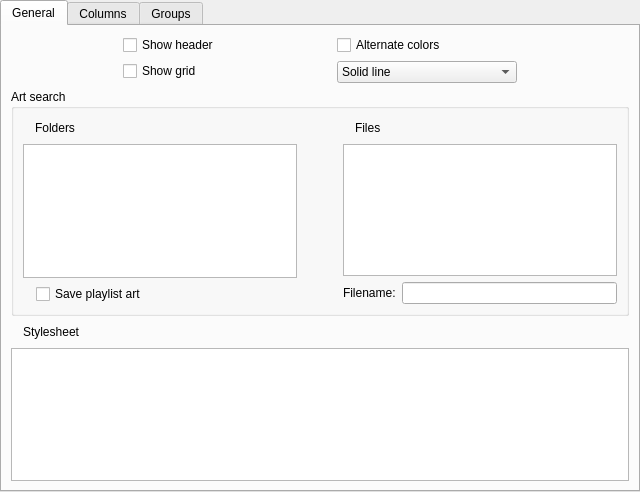
Above: SimplePlaylist/simpleplaylistprefswidget.ui from KirillDubinkin/Errorise before the change. Below: the same form after it.
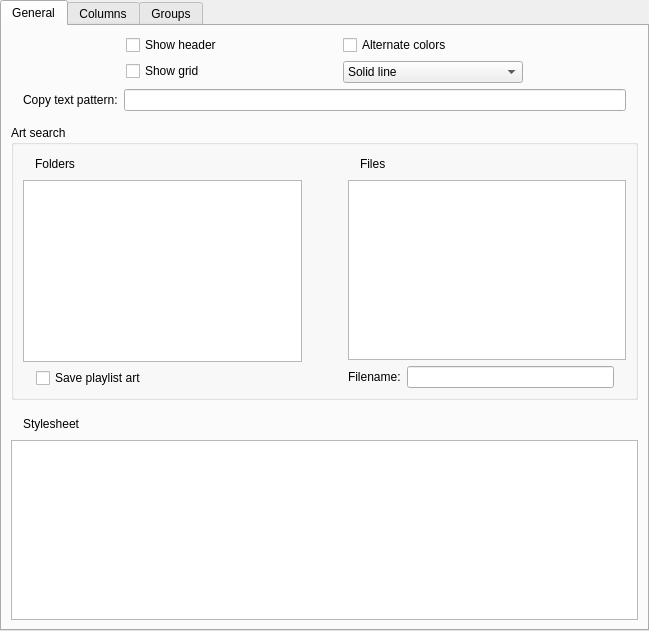
That is the form after the change. The open tabs and pages were chosen to show the change.

Commit message: copy_preset setting added to SimplePlaylistPrefsWidget

The edit to the form file:
```diff
--- a/SimplePlaylist/simpleplaylistprefswidget.ui
+++ b/SimplePlaylist/simpleplaylistprefswidget.ui
@@ -6,8 +6,8 @@
    <rect>
     <x>0</x>
     <y>0</y>
-    <width>640</width>
-    <height>492</height>
+    <width>649</width>
+    <height>631</height>
    </rect>
   </property>
   <property name="windowTitle">
@@ -128,7 +128,53 @@
       </item>
      </layout>
     </item>
-    <item row="1" column="0">
+    <item row="1" column="0" colspan="2">
+     <layout class="QHBoxLayout" name="horizontalLayout_13">
+      <item>
+       <spacer name="horizontalSpacer_19">
+        <property name="orientation">
+         <enum>Qt::Horizontal</enum>
+        </property>
+        <property name="sizeType">
+         <enum>QSizePolicy::Maximum</enum>
+        </property>
+        <property name="sizeHint" stdset="0">
+         <size>
+          <width>12</width>
+          <height>20</height>
+         </size>
+        </property>
+       </spacer>
+      </item>
+      <item>
+       <widget class="QLabel" name="lblCopyPattern">
+        <property name="text">
+         <string>Copy text pattern:</string>
+        </property>
+       </widget>
+      </item>
+      <item>
+       <widget class="QLineEdit" name="copyPatternEdit"/>
+      </item>
+      <item>
+       <spacer name="horizontalSpacer_23">
+        <property name="orientation">
+         <enum>Qt::Horizontal</enum>
+        </property>
+        <property name="sizeType">
+         <enum>QSizePolicy::Maximum</enum>
+        </property>
+        <property name="sizeHint" stdset="0">
+         <size>
+          <width>12</width>
+          <height>20</height>
+         </size>
+        </property>
+       </spacer>
+      </item>
+     </layout>
+    </item>
+    <item row="2" column="0">
      <spacer name="verticalSpacer">
       <property name="orientation">
        <enum>Qt::Vertical</enum>
@@ -144,7 +190,7 @@
       </property>
      </spacer>
     </item>
-    <item row="2" column="0" colspan="2">
+    <item row="3" column="0" colspan="2">
      <widget class="QGroupBox" name="artGroupBox">
       <property name="sizeIncrement">
        <size>
@@ -285,6 +331,22 @@
            <item>
             <widget class="QLineEdit" name="plArtSaveEdit"/>
            </item>
+           <item>
+            <spacer name="horizontalSpacer_24">
+             <property name="orientation">
+              <enum>Qt::Horizontal</enum>
+             </property>
+             <property name="sizeType">
+              <enum>QSizePolicy::Maximum</enum>
+             </property>
+             <property name="sizeHint" stdset="0">
+              <size>
+               <width>12</width>
+               <height>20</height>
+              </size>
+             </property>
+            </spacer>
+           </item>
           </layout>
          </item>
         </layout>
@@ -292,7 +354,7 @@
       </layout>
      </widget>
     </item>
-    <item row="3" column="1">
+    <item row="4" column="1">
      <spacer name="verticalSpacer_2">
       <property name="orientation">
        <enum>Qt::Vertical</enum>
@@ -308,7 +370,7 @@
       </property>
      </spacer>
     </item>
-    <item row="4" column="0" colspan="2">
+    <item row="5" column="0" colspan="2">
      <layout class="QVBoxLayout" name="verticalLayout" stretch="0,5">
       <item>
        <layout class="QHBoxLayout" name="horizontalLayout_5">
```
Left out of the diff: 2 changed lines with no effect on the pictures. The commit also changes 4 other files.
